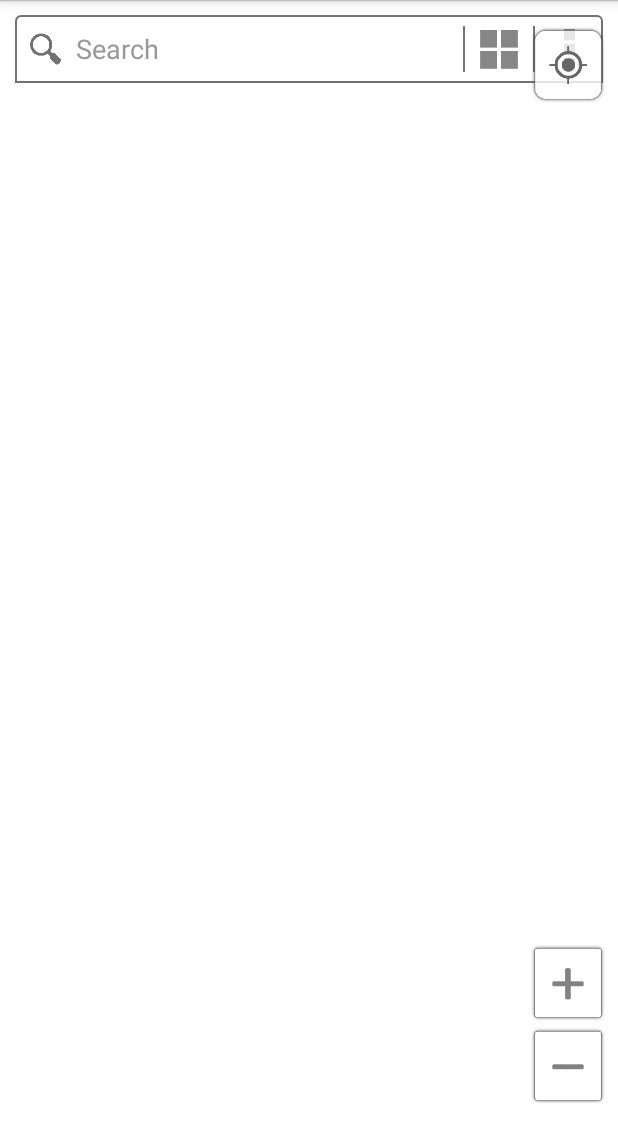
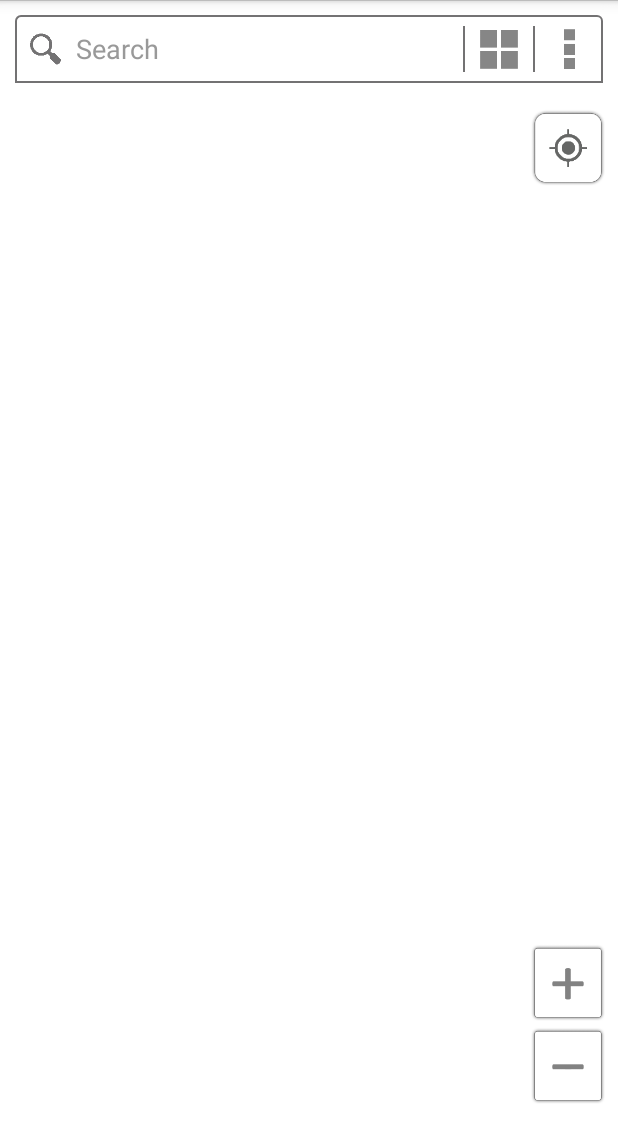
Before and after one commit to willy830704/NCKU_Hospital_APP, an Android app: the screen it shows after launch (MainActivity), on a phone screen of 412 x 824 dp. Shown: the top 1142 px of the screen. Run offline under Robolectric (Android 15) with nearby library versions, the phone set to English and light mode, and no system bars; libraries missing offline, so code that uses them is left out: com.bluelinelabs.logansquare, com.daimajia.androidanimations, com.facebook.drawee, com.nineoldandroids.animation, com.sails.engine; 26 statements that could not run were skipped.

Commit message:
delete fragmentlayout

```diff
--- a/hkia/src/main/java/com/sails/hkiademo/MainActivity.java
+++ b/hkia/src/main/java/com/sails/hkiademo/MainActivity.java
@@ -387,7 +387,6 @@ public class MainActivity extends Activity implements PopupMenu.OnMenuItemClickL
             placeholderFragment.cancelNaviLayout.setVisibility(View.INVISIBLE);
             placeholderFragment.floorIndicator.setVisibility(View.INVISIBLE);
             placeholderFragment.searchBarLinearLayout.setVisibility(View.VISIBLE);
-            placeholderFragment.floorRelativeLayout.setVisibility(View.VISIBLE);
             return;
         }
         if (mStartEndManager.getVisibility() == View.VISIBLE) {
@@ -468,7 +467,7 @@ public class MainActivity extends Activity implements PopupMenu.OnMenuItemClickL
         LocationRegion highlightLocationRegion = null;
         List<LocationRegion> highlightLocationRegionList = null;
         LinearLayout searchBarLinearLayout;
-        RelativeLayout floorRelativeLayout;
+        //RelativeLayout floorRelativeLayout;
         RelativeLayout cancelNaviLayout;
         RelativeLayout slidingTransferLayout;
         RelativeLayout routeFailIntoLayout;
@@ -1203,7 +1202,6 @@ public class MainActivity extends Activity implements PopupMenu.OnMenuItemClickL
             backNavi.setVisibility(View.INVISIBLE);
 //            arrangePath = (ImageView) rootView.findViewById(R.id.arrangepath);
             searchBarLinearLayout = (LinearLayout) rootView.findViewById(R.id.searchBarLinearLayout);
-            floorRelativeLayout = (RelativeLayout) rootView.findViewById(R.id.floorRelativeLayout);
             cancelNaviLayout = (RelativeLayout) rootView.findViewById(R.id.cancelNaviLayout);
             cancelNaviIcon = (ImageView) rootView.findViewById(R.id.cancelNavi);
             cancelNaviText = (TextView) rootView.findViewById(R.id.cancelNaviText);
@@ -1238,7 +1236,7 @@ public class MainActivity extends Activity implements PopupMenu.OnMenuItemClickL
                 public void onClick(View v) {
                     cancelNaviLayout.setVisibility(View.INVISIBLE);
                     searchBarLinearLayout.setVisibility(View.VISIBLE);
-                    floorRelativeLayout.setVisibility(View.VISIBLE);
+                    //floorRelativeLayout.setVisibility(View.VISIBLE);
                     floorIndicator.setVisibility(View.INVISIBLE);
                     mRoutingHandler.disableHandler();
                 }
@@ -1488,29 +1486,7 @@ public class MainActivity extends Activity implements PopupMenu.OnMenuItemClickL
         findViewById(R.id.rlNavigator).setVisibility(View.VISIBLE);
         YoYo.with(Techniques.FadeInUp).playOn(findViewById(R.id.rlNavigator));
         YoYo.with(Techniques.FadeOutUp).playOn(findViewById(R.id.searchBarLinearLayout));
-        YoYo.with(Techniques.FadeOutUp).withListener(new Animator.AnimatorListener() {
-            @Override
-            public void onAnimationStart(Animator animation) {
-
-            }
-
-            @Override
-            public void onAnimationEnd(Animator animation) {
-                findViewById(R.id.searchBarLinearLayout).setVisibility(View.GONE);
-                findViewById(R.id.floorRelativeLayout).setVisibility(View.GONE);
-
-            }
-
-            @Override
-            public void onAnimationCancel(Animator animation) {
-
-            }
-
-            @Override
-            public void onAnimationRepeat(Animator animation) {
-
-            }
-        }).playOn(findViewById(R.id.floorRelativeLayout));
+
         YoYo.with(Techniques.FadeOut).playOn(findViewById(R.id.zoomin));
         YoYo.with(Techniques.FadeOut).withListener(new Animator.AnimatorListener() {
             @Override
@@ -1577,9 +1553,7 @@ public class MainActivity extends Activity implements PopupMenu.OnMenuItemClickL
             }
         }).playOn(findViewById(R.id.rlNavigator));
         findViewById(R.id.searchBarLinearLayout).setVisibility(View.VISIBLE);
-        findViewById(R.id.floorRelativeLayout).setVisibility(View.VISIBLE);
         YoYo.with(Techniques.FadeInDown).playOn(findViewById(R.id.searchBarLinearLayout));
-        YoYo.with(Techniques.FadeInDown).playOn(findViewById(R.id.floorRelativeLayout));
         YoYo.with(Techniques.FadeIn).playOn(findViewById(R.id.zoomin));
         YoYo.with(Techniques.FadeIn).playOn(findViewById(R.id.zoomout));
         findViewById(R.id.zoomin).setVisibility(View.VISIBLE);
--- a/hkia/src/main/java/com/sails/hkiademo/PathRoutingManager.java
+++ b/hkia/src/main/java/com/sails/hkiademo/PathRoutingManager.java
@@ -91,7 +91,7 @@ class PathRoutingManager extends Handler {
                 if (processCount == 1) {
                     if (isSuccess) {
                         ((MainActivity) context).setMode(((MainActivity) context).placeholderFragment.NAVIGATION_MODE);
-                        ((MainActivity) context).placeholderFragment.floorRelativeLayout.setVisibility(View.INVISIBLE);
+                        //((MainActivity) context).placeholderFragment.floorRelativeLayout.setVisibility(View.INVISIBLE);
                         ((MainActivity) context).placeholderFragment.searchBarLinearLayout.setVisibility(View.INVISIBLE);
                         ((MainActivity) context).placeholderFragment.cancelNaviLayout.setVisibility(View.VISIBLE);
                         ((MainActivity) context).placeholderFragment.floorIndicator.setVisibility(View.VISIBLE);
--- a/hkia/src/main/res/layout/fragment_main.xml
+++ b/hkia/src/main/res/layout/fragment_main.xml
@@ -153,7 +153,7 @@
         android:layout_alignParentRight="true"
         android:layout_marginRight="6dp"
         android:layout_marginBottom="86dp"
-        android:layout_below="@+id/floorRelativeLayout"
+        android:layout_below="@+id/searchBarLinearLayout"
         android:layout_marginTop="15dp" />
 
     <ImageView
@@ -384,7 +384,7 @@
         android:id="@+id/frameLayoutFunction"
         android:visibility="invisible"
         android:layout_margin="10dp"
-        android:layout_below="@+id/floorRelativeLayout"
+        android:layout_below="@+id/searchBarLinearLayout"
         android:alpha="0.8" />
 
     <view
@@ -393,7 +393,7 @@
         class="com.sails.hkiademo.StartEndManager"
         android:id="@+id/start_end_frame"
         android:layout_margin="10dp"
-        android:layout_below="@+id/floorRelativeLayout"
+        android:layout_below="@+id/searchBarLinearLayout"
         android:focusable="false"
         android:clickable="true" />
 
@@ -440,7 +440,6 @@
                 android:textStyle="bold"
                 android:textColor="@android:color/white" />
         </RelativeLayout>
-    </FrameLayout>
 
         <view
             android:layout_width="match_parent"
@@ -457,7 +456,9 @@
             android:paddingTop="5dp"
             android:paddingRight="10dp"
             android:paddingBottom="10dp"
-        android:visibility="invisible" />
+            android:visibility="invisible"
+            android:layout_gravity="right|top" />
+    </FrameLayout>
 
     <TextView
         android:layout_width="wrap_content"
```
Also changed, not shown: 3 other files. Lines whose indentation alone changed are shown as unchanged.
